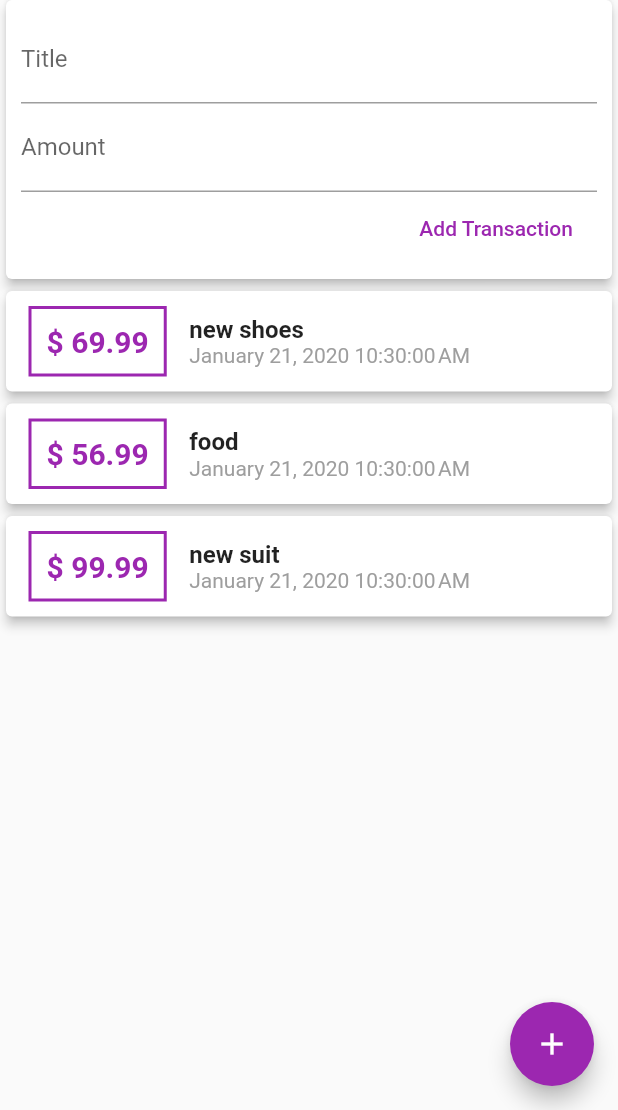
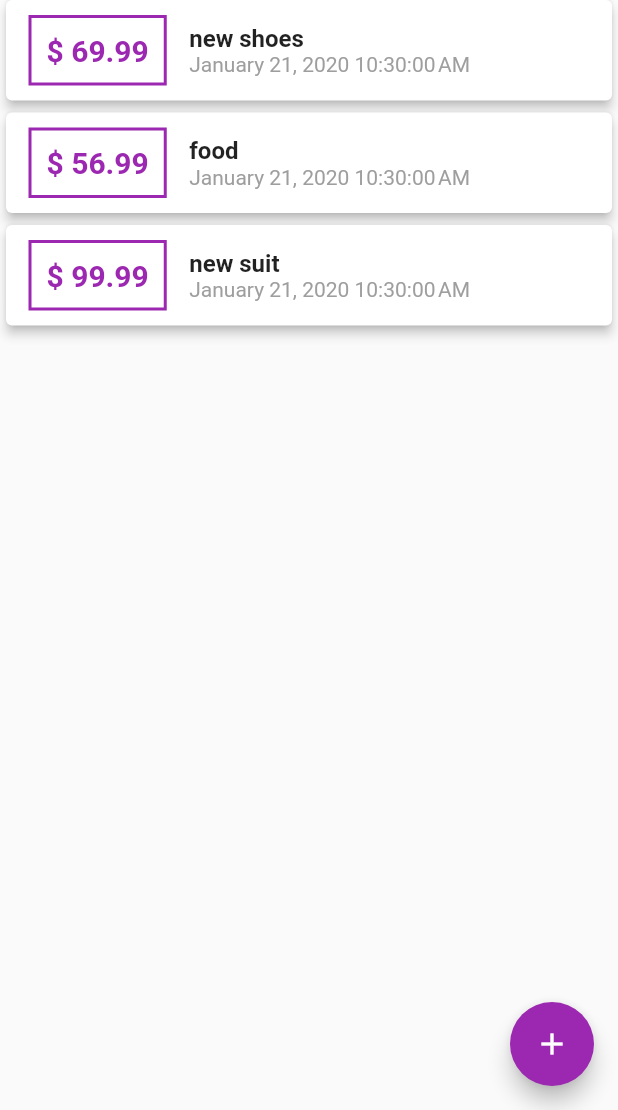
Before and after one commit to Donkijote/personal_expenses, a Flutter app: the screen it shows after launch, on a phone screen of 412 x 824 dp, the part 126-1236 px from its top. Run offline on Flutter 3.47's test engine with Material 2 defaults, Android fonts, the phone set to English and light mode, and no system bars.

```diff
--- a/lib/main.dart
+++ b/lib/main.dart
@@ -1,6 +1,8 @@
 import 'package:flutter/material.dart';
 
-import './widgets/user_transaction.dart';
+import './widgets/new_transaction.dart';
+import './models/transaction.dart';
+import './widgets/transaction_list.dart';
 
 void main() => runApp(MyApp());
 
@@ -27,6 +29,52 @@ class MyHomePage extends StatefulWidget {
 }
 
 class _MyHomePageState extends State<MyHomePage> {
+  final titleInput = TextEditingController();
+  final amountInput = TextEditingController();
+
+  final List<Transaction> _userTransactions = [
+    Transaction(
+      id: 't1',
+      title: 'new shoes',
+      amount: 69.99,
+      date: DateTime.now(),
+    ),
+    Transaction(
+      id: 't2',
+      title: 'food',
+      amount: 56.99,
+      date: DateTime.now(),
+    ),
+    Transaction(
+      id: 't3',
+      title: 'new suit',
+      amount: 99.99,
+      date: DateTime.now(),
+    ),
+  ];
+
+  void _addNewTransaction(String txTitle, double txAmount) {
+    final newTx = Transaction(
+      title: txTitle,
+      amount: txAmount,
+      date: DateTime.now(),
+      id: DateTime.now().toString(),
+    );
+
+    setState(() {
+      _userTransactions.add(newTx);
+    });
+  }
+
+  void _startAddNewTransaction(BuildContext ctx) {
+    showModalBottomSheet(
+      context: ctx,
+      builder: (_) {
+        return NewTransaction(_addNewTransaction);
+      },
+    );
+  }
+
   @override
   Widget build(BuildContext context) {
     return Scaffold(
@@ -35,7 +83,7 @@ class _MyHomePageState extends State<MyHomePage> {
         actions: <Widget>[
           IconButton(
             icon: Icon(Icons.add),
-            onPressed: () {},
+            onPressed: () => _startAddNewTransaction(context),
           )
         ],
       ),
@@ -50,7 +98,7 @@ class _MyHomePageState extends State<MyHomePage> {
                 elevation: 5,
               ),
             ),
-            UserTransaction()
+            TransactionList(_userTransactions),
           ],
         ),
       ),
@@ -59,7 +107,7 @@ class _MyHomePageState extends State<MyHomePage> {
         child: Icon(
           Icons.add,
         ),
-        onPressed: () {},
+        onPressed: () => _startAddNewTransaction(context),
       ),
     );
   }
--- a/lib/widgets/user_transaction.dart
+++ /dev/null
@@ -1,56 +0,0 @@
-import 'package:flutter/material.dart';
-
-import '../models/transaction.dart';
-import 'new_transaction.dart';
-import 'transaction_list.dart';
-
-class UserTransaction extends StatefulWidget {
-  @override
-  _UserTransactionState createState() => _UserTransactionState();
-}
-
-class _UserTransactionState extends State<UserTransaction> {
-  final List<Transaction> _userTransactions = [
-    Transaction(
-      id: 't1',
-      title: 'new shoes',
-      amount: 69.99,
-      date: DateTime.now(),
-    ),
-    Transaction(
-      id: 't2',
-      title: 'food',
-      amount: 56.99,
-      date: DateTime.now(),
-    ),
-    Transaction(
-      id: 't3',
-      title: 'new suit',
-      amount: 99.99,
-      date: DateTime.now(),
-    ),
-  ];
-
-  void _addNewTransaction(String txTitle, double txAmount) {
-    final newTx = Transaction(
-      title: txTitle,
-      amount: txAmount,
-      date: DateTime.now(),
-      id: DateTime.now().toString(),
-    );
-
-    setState(() {
-      _userTransactions.add(newTx);
-    });
-  }
-
-  @override
-  Widget build(BuildContext context) {
-    return Column(
-      children: <Widget>[
-        NewTransaction(_addNewTransaction),
-        TransactionList(_userTransactions),
-      ],
-    );
-  }
-}
```
